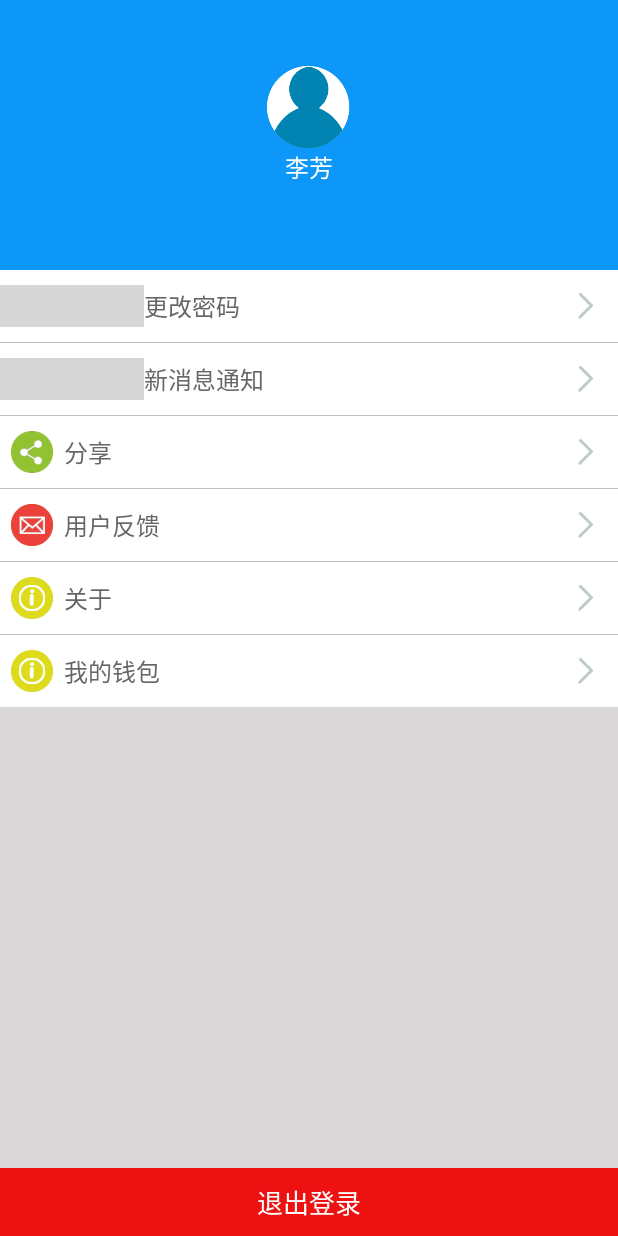
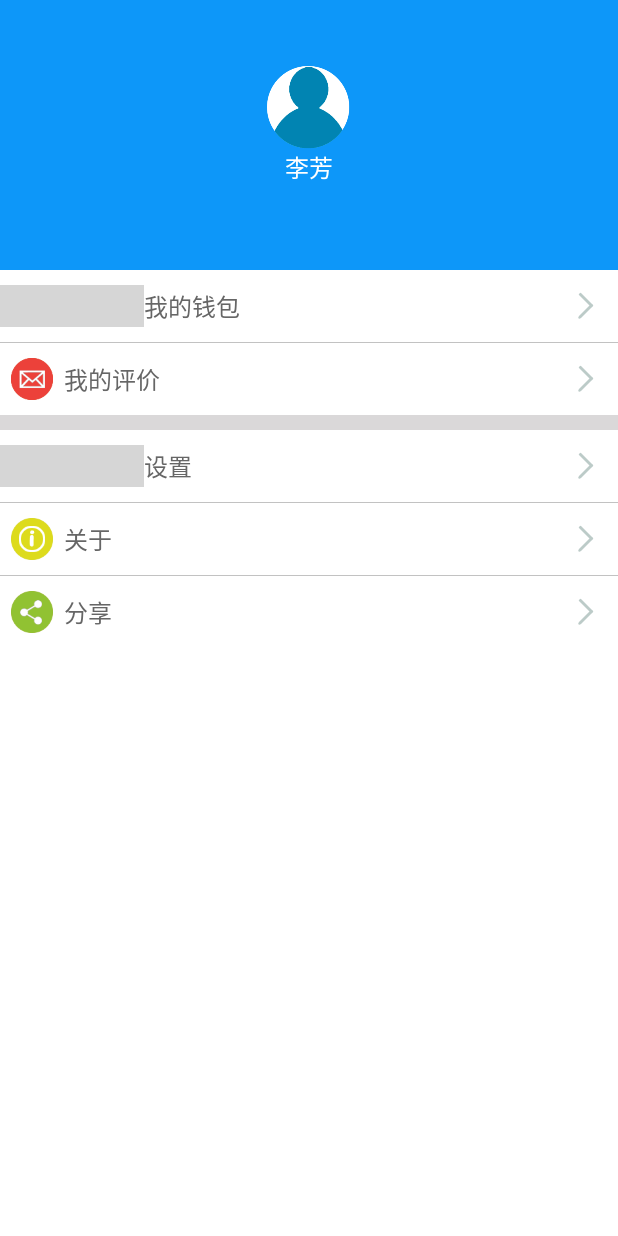
Before and after one commit to cc112837/DoctorMhealth, an Android app: the layout fragment_me.xml on its own in the app's theme, with its tools: preview values and no code run, on a phone screen of 412 x 824 dp. Run offline under Robolectric (Android 15) with nearby library versions, the phone set to English and light mode, and no system bars; grey boxes are pictures that could not be loaded.

Commit message:
修改我的页面添加设置页面  添加我的评价页面

```diff
--- a/app/src/main/AndroidManifest.xml
+++ b/app/src/main/AndroidManifest.xml
@@ -52,8 +52,7 @@
         android:label="@string/app_name"
         android:supportsRtl="true"
         android:theme="@style/AppTheme">
-        <activity android:name=".activity.LoginActivity">
-        </activity>
+        <activity android:name=".activity.LoginActivity" />
 
         <receiver android:name=".leanchat.service.MHealthDReceiver">
             <intent-filter>
@@ -124,6 +123,8 @@
                 <category android:name="android.intent.category.LAUNCHER" />
             </intent-filter>
         </activity>
+        <activity android:name=".activity.SettingActivity" />
+        <activity android:name=".activity.PrideActivity"></activity>
     </application>
 
 </manifest>
--- a/app/src/main/res/layout/fragment_me.xml
+++ b/app/src/main/res/layout/fragment_me.xml
@@ -30,25 +30,21 @@
             android:src="@mipmap/default_icon" />
     </RelativeLayout>
 
-    <FrameLayout
-        android:layout_width="match_parent"
-        android:layout_height="match_parent"
-        android:orientation="vertical">
 
     <ScrollView
         android:id="@+id/scrollView1"
         android:layout_width="match_parent"
-            android:layout_height="wrap_content">
+        android:layout_height="match_parent"
+        android:background="#ffffff">
 
         <LinearLayout
             android:layout_width="match_parent"
             android:layout_height="wrap_content"
-                android:background="#ffffff"
             android:gravity="bottom"
             android:orientation="vertical">
 
             <RelativeLayout
-                    android:id="@+id/account"
+                android:id="@+id/money"
                 android:layout_width="match_parent"
                 android:layout_height="48dp">
 
@@ -69,7 +65,7 @@
                     android:layout_centerVertical="true"
                     android:layout_gravity="center_vertical"
                     android:layout_toRightOf="@id/tu1"
-                        android:text="更改密码"
+                    android:text="我的钱包"
                     android:textColor="@color/dark_grey"
                     android:textSize="16sp" />
 
@@ -83,13 +79,54 @@
                     android:src="@mipmap/jiantou" />
             </RelativeLayout>
 
+
             <RelativeLayout
                 android:layout_width="match_parent"
                 android:layout_height="1px"
-                    android:background="@color/light_grey"></RelativeLayout>
+                android:background="@color/light_grey" />
 
             <RelativeLayout
-                    android:id="@+id/noti_news"
+                android:id="@+id/pride"
+                android:layout_width="match_parent"
+                android:layout_height="48dp">
+
+                <ImageView
+                    android:id="@+id/tufankui"
+                    android:layout_width="wrap_content"
+                    android:layout_height="wrap_content"
+                    android:layout_alignParentLeft="true"
+                    android:layout_centerVertical="true"
+                    android:layout_marginBottom="10dp"
+                    android:layout_marginTop="10dp"
+                    android:src="@mipmap/info" />
+
+                <TextView
+                    android:id="@+id/TextViewfankui"
+                    android:layout_width="wrap_content"
+                    android:layout_height="wrap_content"
+                    android:layout_centerVertical="true"
+                    android:layout_toRightOf="@id/tufankui"
+                    android:text="我的评价"
+                    android:textColor="@color/dark_grey"
+                    android:textSize="16sp" />
+
+                <ImageView
+                    android:id="@+id/ivfankui"
+                    android:layout_width="wrap_content"
+                    android:layout_height="wrap_content"
+                    android:layout_alignParentRight="true"
+                    android:layout_centerVertical="true"
+                    android:layout_marginRight="16dp"
+                    android:src="@mipmap/jiantou" />
+            </RelativeLayout>
+
+            <RelativeLayout
+                android:layout_width="match_parent"
+                android:layout_height="10dp"
+                android:background="@color/grey_bg"></RelativeLayout>
+
+            <RelativeLayout
+                android:id="@+id/setting"
                 android:layout_width="match_parent"
                 android:layout_height="48dp">
 
@@ -109,12 +146,52 @@
                     android:layout_height="wrap_content"
                     android:layout_centerVertical="true"
                     android:layout_toRightOf="@id/tu2"
-                        android:text="新消息通知"
+                    android:text="设置"
                     android:textColor="@color/dark_grey"
                     android:textSize="16sp" />
 
                 <ImageView
                     android:id="@+id/ImageView2"
+                    android:layout_width="wrap_content"
+                    android:layout_height="wrap_content"
+                    android:layout_alignParentRight="true"
+                    android:layout_centerVertical="true"
+                    android:layout_marginRight="16dp"
+                    android:src="@mipmap/jiantou" />
+            </RelativeLayout>
+
+            <RelativeLayout
+                android:layout_width="match_parent"
+                android:layout_height="1px"
+                android:background="@color/light_grey" />
+
+            <RelativeLayout
+                android:id="@+id/about"
+                android:layout_width="match_parent"
+                android:layout_height="48dp">
+
+                <ImageView
+                    android:id="@+id/tu5"
+                    android:layout_width="wrap_content"
+                    android:layout_height="wrap_content"
+                    android:layout_alignParentLeft="true"
+                    android:layout_centerVertical="true"
+                    android:layout_marginBottom="10dp"
+                    android:layout_marginTop="10dp"
+                    android:src="@mipmap/about" />
+
+                <TextView
+                    android:id="@+id/TextView03"
+                    android:layout_width="wrap_content"
+                    android:layout_height="wrap_content"
+                    android:layout_centerVertical="true"
+                    android:layout_toRightOf="@id/tu5"
+                    android:text="关于"
+                    android:textColor="@color/dark_grey"
+                    android:textSize="16sp" />
+
+                <ImageView
+                    android:id="@+id/ImageView03"
                     android:layout_width="wrap_content"
                     android:layout_height="wrap_content"
                     android:layout_alignParentRight="true"
@@ -162,143 +239,6 @@
                     android:layout_marginRight="16dp"
                     android:src="@mipmap/jiantou" />
             </RelativeLayout>
-
-                <RelativeLayout
-                    android:layout_width="match_parent"
-                    android:layout_height="1px"
-                    android:background="@color/light_grey" />
-
-                <RelativeLayout
-                    android:id="@+id/fankui"
-                    android:layout_width="match_parent"
-                    android:layout_height="48dp">
-
-                    <ImageView
-                        android:id="@+id/tufankui"
-                        android:layout_width="wrap_content"
-                        android:layout_height="wrap_content"
-                        android:layout_alignParentLeft="true"
-                        android:layout_centerVertical="true"
-                        android:layout_marginBottom="10dp"
-                        android:layout_marginTop="10dp"
-                        android:src="@mipmap/info" />
-
-                    <TextView
-                        android:id="@+id/TextViewfankui"
-                        android:layout_width="wrap_content"
-                        android:layout_height="wrap_content"
-                        android:layout_centerVertical="true"
-                        android:layout_toRightOf="@id/tufankui"
-                        android:text="用户反馈"
-                        android:textColor="@color/dark_grey"
-                        android:textSize="16sp" />
-
-                    <ImageView
-                        android:id="@+id/ivfankui"
-                        android:layout_width="wrap_content"
-                        android:layout_height="wrap_content"
-                        android:layout_alignParentRight="true"
-                        android:layout_centerVertical="true"
-                        android:layout_marginRight="16dp"
-                        android:src="@mipmap/jiantou" />
-                </RelativeLayout>
-
-                <RelativeLayout
-                    android:layout_width="match_parent"
-                    android:layout_height="1px"
-                    android:background="@color/light_grey" />
-
-                <RelativeLayout
-                    android:id="@+id/about"
-                    android:layout_width="match_parent"
-                    android:layout_height="48dp">
-
-                    <ImageView
-                        android:id="@+id/tu5"
-                        android:layout_width="wrap_content"
-                        android:layout_height="wrap_content"
-                        android:layout_alignParentLeft="true"
-                        android:layout_centerVertical="true"
-                        android:layout_marginBottom="10dp"
-                        android:layout_marginTop="10dp"
-                        android:src="@mipmap/about" />
-
-                    <TextView
-                        android:id="@+id/TextView03"
-                        android:layout_width="wrap_content"
-                        android:layout_height="wrap_content"
-                        android:layout_centerVertical="true"
-                        android:layout_toRightOf="@id/tu5"
-                        android:text="关于"
-                        android:textColor="@color/dark_grey"
-                        android:textSize="16sp" />
-
-                    <ImageView
-                        android:id="@+id/ImageView03"
-                        android:layout_width="wrap_content"
-                        android:layout_height="wrap_content"
-                        android:layout_alignParentRight="true"
-                        android:layout_centerVertical="true"
-                        android:layout_marginRight="16dp"
-                        android:src="@mipmap/jiantou" />
-                </RelativeLayout>
-                <RelativeLayout
-                    android:layout_width="match_parent"
-                    android:layout_height="1px"
-                    android:background="@color/light_grey"></RelativeLayout>
-                <RelativeLayout
-                    android:id="@+id/money"
-                    android:layout_width="match_parent"
-                    android:layout_height="48dp">
-
-                    <ImageView
-                        android:id="@+id/tu6"
-                        android:layout_width="wrap_content"
-                        android:layout_height="wrap_content"
-                        android:layout_alignParentLeft="true"
-                        android:layout_centerVertical="true"
-                        android:layout_marginBottom="10dp"
-                        android:layout_marginTop="10dp"
-                        android:src="@mipmap/about" />
-
-                    <TextView
-                        android:id="@+id/TextView06"
-                        android:layout_width="wrap_content"
-                        android:layout_height="wrap_content"
-                        android:layout_centerVertical="true"
-                        android:layout_toRightOf="@id/tu6"
-                        android:text="我的钱包"
-                        android:textColor="@color/dark_grey"
-                        android:textSize="16sp" />
-
-                    <ImageView
-                        android:id="@+id/ImageView06"
-                        android:layout_width="wrap_content"
-                        android:layout_height="wrap_content"
-                        android:layout_alignParentRight="true"
-                        android:layout_centerVertical="true"
-                        android:layout_marginRight="16dp"
-                        android:src="@mipmap/jiantou" />
-                </RelativeLayout>
         </LinearLayout>
     </ScrollView>
-
-        <RelativeLayout
-            android:id="@+id/logout"
-            android:layout_width="match_parent"
-            android:layout_height="45dp"
-            android:layout_gravity="bottom"
-            android:background="@color/red">
-
-            <TextView
-                android:id="@+id/TextView04"
-                android:layout_width="wrap_content"
-                android:layout_height="wrap_content"
-                android:layout_centerHorizontal="true"
-                android:layout_centerVertical="true"
-                android:text="退出登录"
-                android:textColor="@color/white"
-                android:textSize="17sp" />
-        </RelativeLayout>
-    </FrameLayout>
 </LinearLayout>
```
Also changed, not shown: app/src/main/java/com/cc/doctormhealth/activity/PrideActivity.java (added, +32 -0 lines), app/src/main/java/com/cc/doctormhealth/activity/SettingActivity.java (added, +91 -0 lines), app/src/main/java/com/cc/doctormhealth/fragment/MeFragment.java (+36 -76 lines), app/src/main/res/layout/activity_pride.xml (added, +45 -0 lines), app/src/main/res/layout/activity_setting.xml (added, +177 -0 lines). Lines whose indentation alone changed are shown as unchanged.
